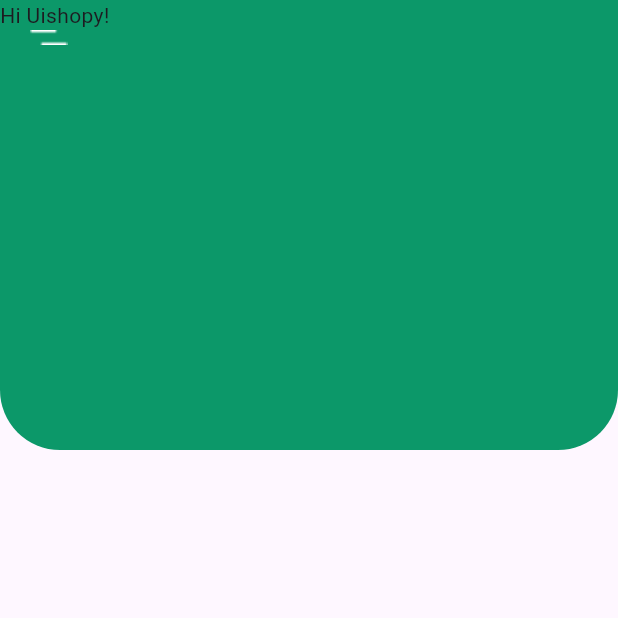
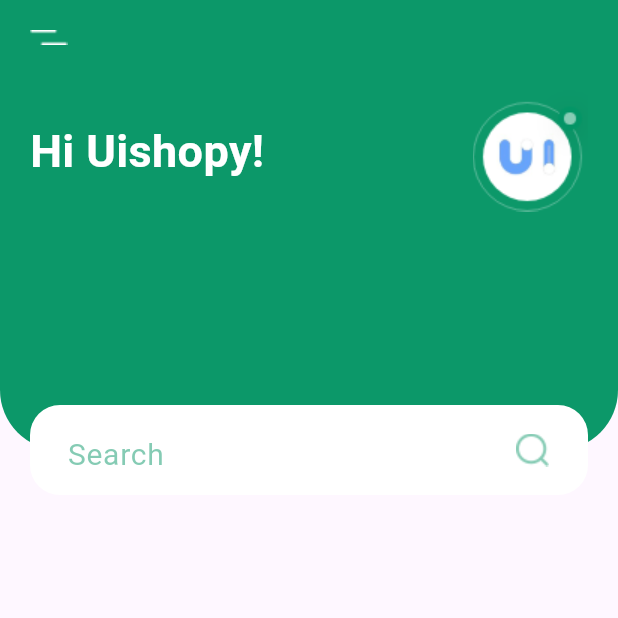
Before and after one commit to Saurabh2513/plantappUiFlutter, a Flutter app: the screen it shows after launch, on a phone screen of 412 x 824 dp, the top half of it. Run offline on Flutter 3.47's test engine with Material 3 defaults, Android fonts, the phone set to English and light mode, and no system bars.

Commit message:
new plant app

```diff
--- a/lib/pages/home_page.dart
+++ b/lib/pages/home_page.dart
@@ -1,6 +1,5 @@
 import 'package:flutter/material.dart';
 import 'package:plant_app_ui/pages/colors.dart';
-import 'package:plant_app_ui/widgets/boldable_text.dart';
 
 class HomePage extends StatelessWidget {
   const HomePage({super.key});
@@ -23,14 +22,63 @@ class HomePage extends StatelessWidget {
                       color: MainColor,
                     )),
                 Padding(
-                  padding: const EdgeInsets.all(20.0),
+                  padding: EdgeInsets.all(20.0),
                   child: Image.asset("assets/icons/menu.png"),
                 ),
-                SizedBox(
-                  height: 70,
+                Padding(
+                  padding: EdgeInsets.only(right: 20, top: 60, left: 20),
+                  child: Row(
+                    children: [
+                      Text(
+                        "Hi Uishopy!",
+                        style: new TextStyle(
+                          fontSize: 30.0,
+                          color: Colors.white,
+                          fontWeight: FontWeight.w700,
+                        ),
+                      ),
+                      Spacer(),
+                      Image.asset("assets/image/logo.png"),
+                    ],
+                  ),
                 ),
-                Row(
-                  children: [BoldableText("Hi Uishopy!"),],
+                Padding(
+                  padding: EdgeInsets.only(top: 270, left: 20, right: 20),
+                  child: ClipRRect(
+                    borderRadius: BorderRadius.circular(20),
+                    child: Container(
+                 //     decoration: BoxDecoration(),
+                      child: Row(
+                        children: [
+                          Container(
+                            height: 60,
+                            width: 300,
+                            child: TextFormField(
+                              decoration: InputDecoration(
+                                  label: Padding(
+                                    padding: const EdgeInsets.only(
+                                        left: 25, top: 10),
+                                    child: Text(
+                                      "Search",
+                                      style: TextStyle(
+                                          fontSize: 20,
+                                          color: MainColor.withOpacity(0.5)),
+                                    ),
+                                  ),
+                                  border: InputBorder.none),
+                            ),
+                          ),
+                          Container(
+                              height: 70,
+                              width: 70,
+                              child: Image.asset("assets/icons/search.png")),
+                        ],
+                      ),
+                      width: double.maxFinite,
+                      height: 60,
+                      color: Colors.white,
+                    ),
+                  ),
                 )
               ],
             )
```
